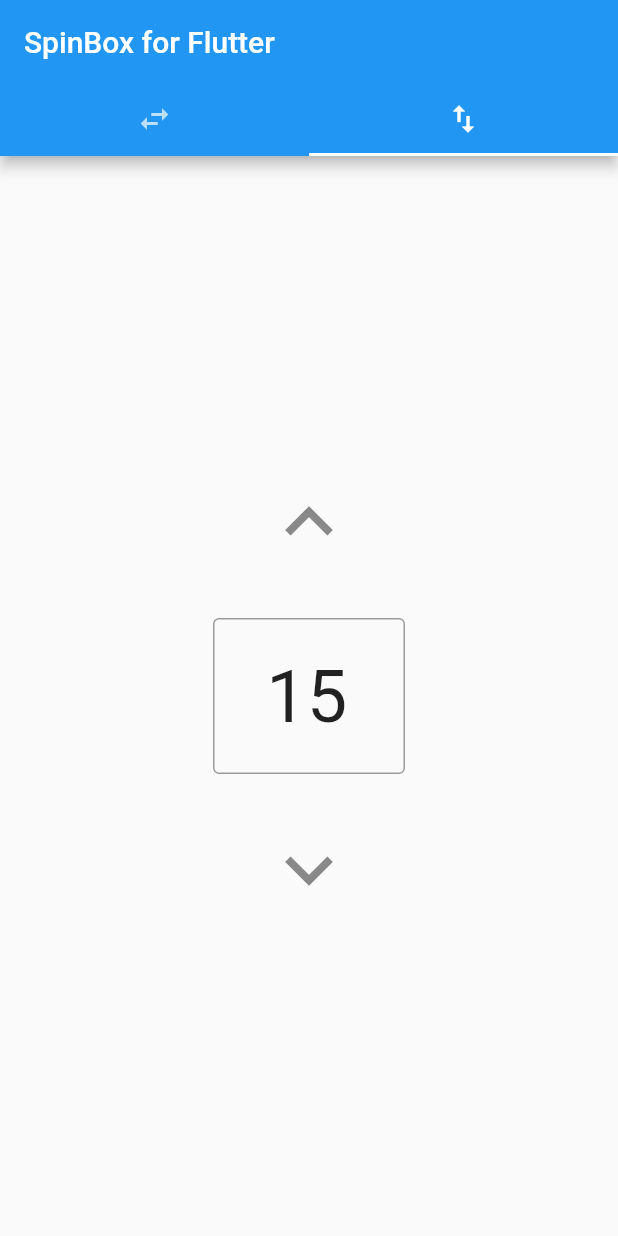
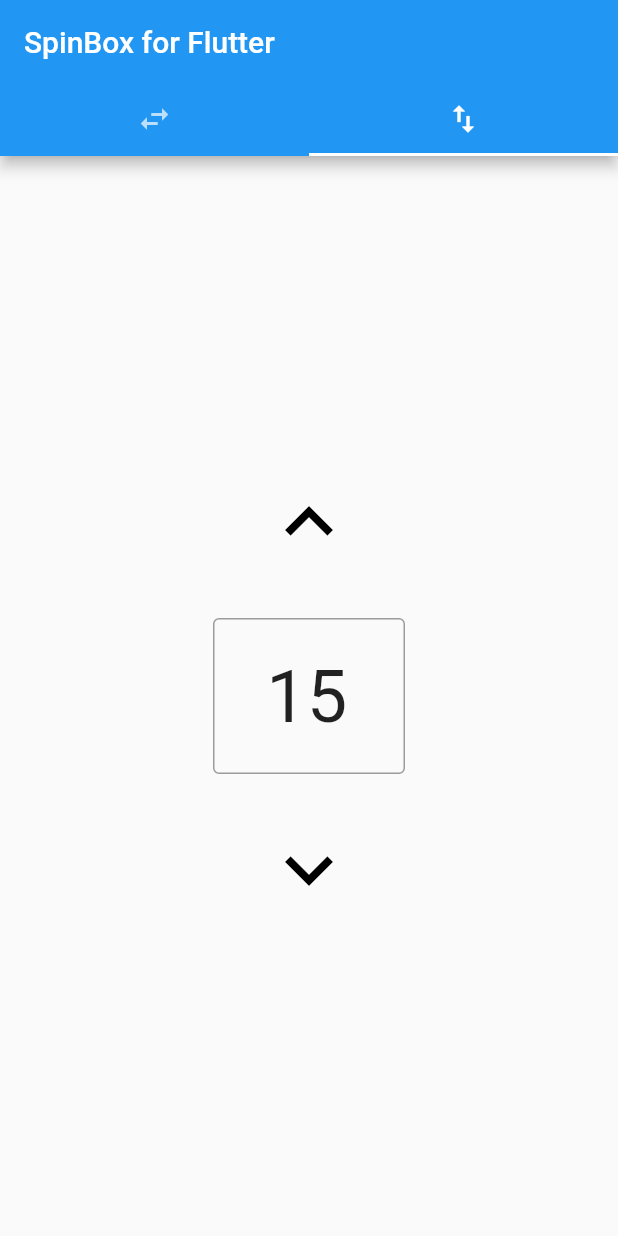
Before and after one commit to ubuntu-flutter-community/flutter_spinbox, a Flutter app: the screen it shows after launch, tab 2 chosen, on a phone screen of 412 x 824 dp. Run offline on Flutter 3.47's test engine with Material 2 defaults, Android fonts, the phone set to English and light mode, and no system bars.

Commit message:
Add SpinBox.iconColor & SpinBoxTheme.iconColor
Close: #26

````diff
--- a/example/lib/main.dart
+++ b/example/lib/main.dart
@@ -111,6 +111,18 @@ class VerticalSpinBoxPage extends StatelessWidget {
                   textStyle: TextStyle(fontSize: 48),
                   incrementIcon: Icon(Icons.keyboard_arrow_up, size: 64),
                   decrementIcon: Icon(Icons.keyboard_arrow_down, size: 64),
+                  iconColor: MaterialStateProperty.resolveWith((states) {
+                    if (states.contains(MaterialState.disabled)) {
+                      return Colors.grey;
+                    }
+                    if (states.contains(MaterialState.error)) {
+                      return Colors.red;
+                    }
+                    if (states.contains(MaterialState.focused)) {
+                      return Colors.blue;
+                    }
+                    return Colors.black;
+                  }),
                   decoration: InputDecoration(
                     border: OutlineInputBorder(),
                     contentPadding: const EdgeInsets.all(24),
--- a/lib/material.dart
+++ b/lib/material.dart
@@ -21,3 +21,4 @@
 // SOFTWARE.
 
 export 'src/material/spin_box.dart';
+export 'src/material/spin_box_theme.dart';
--- a/lib/src/material/spin_box.dart
+++ b/lib/src/material/spin_box.dart
@@ -23,10 +23,9 @@
 import 'dart:math';
 
 import 'package:flutter/material.dart';
-import 'package:flutter/rendering.dart';
-import 'package:flutter/services.dart';
 
 import '../base_spin_box.dart';
+import 'spin_box_theme.dart';
 import 'spin_button.dart';
 
 /// A material design spinbox.
@@ -68,6 +67,7 @@ class SpinBox extends BaseSpinBox {
     this.keyboardAppearance,
     Icon? incrementIcon,
     Icon? decrementIcon,
+    this.iconColor,
     this.showButtons = true,
     this.direction = Axis.horizontal,
     this.textAlign = TextAlign.center,
@@ -173,6 +173,12 @@ class SpinBox extends BaseSpinBox {
   /// Defaults to [Icons.remove].
   final Icon decrementIcon;
 
+  /// The color to use for [incrementIcon] and [decrementIcon].
+  ///
+  /// If `null`, then the value of [SpinBoxThemeData.iconColor] is used. If
+  /// that is also `null`, then pre-defined defaults are used.
+  final MaterialStateProperty<Color?>? iconColor;
+
   /// Whether the increment and decrement buttons are shown.
   ///
   /// Defaults to `true`.
@@ -246,7 +252,7 @@ class _SpinBoxState extends BaseSpinBoxState<SpinBox> {
     if (hasFocus) {
       switch (theme.brightness) {
         case Brightness.dark:
-          return theme.accentColor;
+          return theme.colorScheme.secondary;
         case Brightness.light:
           return theme.primaryColor;
       }
@@ -286,7 +292,24 @@ class _SpinBoxState extends BaseSpinBoxState<SpinBox> {
 
     final errorText =
         decoration.errorText ?? widget.validator?.call(controller.text);
-    final iconColor = _iconColor(theme, errorText);
+
+    final spinBoxTheme = SpinBoxTheme.of(context);
+
+    final iconColor = widget.iconColor ??
+        spinBoxTheme?.iconColor ??
+        MaterialStateProperty.all(_iconColor(theme, errorText));
+
+    final states = <MaterialState>{
+      if (!widget.enabled) MaterialState.disabled,
+      if (hasFocus) MaterialState.focused,
+      if (errorText != null) MaterialState.error,
+    };
+
+    final decrementStates = Set<MaterialState>.of(states);
+    if (value <= widget.min) decrementStates.add(MaterialState.disabled);
+
+    final incrementStates = Set<MaterialState>.of(states);
+    if (value >= widget.max) incrementStates.add(MaterialState.disabled);
 
     var bottom = 0.0;
     final isHorizontal = widget.direction == Axis.horizontal;
@@ -344,7 +367,7 @@ class _SpinBoxState extends BaseSpinBoxState<SpinBox> {
 
     final incrementButton = SpinButton(
       step: widget.step,
-      color: iconColor,
+      color: iconColor.resolve(incrementStates),
       icon: widget.incrementIcon,
       enabled: widget.enabled && value < widget.max,
       interval: widget.interval,
@@ -356,7 +379,7 @@ class _SpinBoxState extends BaseSpinBoxState<SpinBox> {
 
     final decrementButton = SpinButton(
       step: widget.step,
-      color: iconColor,
+      color: iconColor.resolve(decrementStates),
       icon: widget.decrementIcon,
       enabled: widget.enabled && value > widget.min,
       interval: widget.interval,
--- /dev/null
+++ b/lib/src/material/spin_box_theme.dart
@@ -0,0 +1,93 @@
+import 'package:flutter/foundation.dart';
+import 'package:flutter/material.dart';
+
+/// Defines default property values for descendant [SpinBox] widgets.
+///
+/// Descendant widgets obtain the current [SpinBoxThemeData] object using
+/// `SpinBoxTheme.of(context)`. Instances of [SpinBoxThemeData] can be
+/// customized with [SpinBoxThemeData.copyWith].
+///
+/// All [SpinBoxThemeData] properties are `null` by default. When null, the
+/// [SpinBox] will provide its own defaults based on the overall [Theme]'s
+/// colorScheme. See the individual [SpinBox] properties for details.
+@immutable
+class SpinBoxThemeData with Diagnosticable {
+  /// Creates a theme that can be used for [SpinBoxTheme.data].
+  const SpinBoxThemeData({this.iconColor});
+
+  /// The color to use for [SpinBox.incrementIcon] and [SpinBox.decrementIcon].
+  ///
+  /// Resolves in the following states:
+  ///  * [MaterialState.focused].
+  ///  * [MaterialState.disabled].
+  ///  * [MaterialState.error].
+  ///
+  /// If specified, overrides the default value of [SpinBox.iconColor].
+  final MaterialStateProperty<Color?>? iconColor;
+
+  /// Creates a copy of this object but with the given fields replaced with the
+  /// new values.
+  SpinBoxThemeData copyWith({MaterialStateProperty<Color?>? iconColor}) {
+    return SpinBoxThemeData(iconColor: iconColor ?? this.iconColor);
+  }
+
+  @override
+  int get hashCode => iconColor.hashCode;
+
+  @override
+  bool operator ==(Object other) {
+    if (identical(this, other)) return true;
+    if (other.runtimeType != runtimeType) return false;
+    return other is SpinBoxThemeData && other.iconColor == iconColor;
+  }
+
+  @override
+  void debugFillProperties(DiagnosticPropertiesBuilder properties) {
+    super.debugFillProperties(properties);
+    properties.add(
+      DiagnosticsProperty<MaterialStateProperty<Color?>>(
+        'iconColor',
+        iconColor,
+        defaultValue: null,
+      ),
+    );
+  }
+}
+
+/// Applies a theme to descendant [SpinBox] widgets.
+///
+/// Descendant widgets obtain the current [SpinBoxTheme] object using
+/// [SpinBoxTheme.of]. When a widget uses [SpinBoxTheme.of], it is
+/// automatically rebuilt if the theme later changes.
+///
+/// See also:
+///
+///  * [SpinBoxThemeData], which describes the actual configuration of a
+///  spinbox theme.
+class SpinBoxTheme extends InheritedWidget {
+  /// Constructs a checkbox theme that configures all descendant [SpinBox]
+  /// widgets.
+  const SpinBoxTheme({
+    Key? key,
+    required this.data,
+    required Widget child,
+  }) : super(key: key, child: child);
+
+  /// The properties used for all descendant [SpinBox] widgets.
+  final SpinBoxThemeData data;
+
+  /// Returns the configuration [data] from the closest [SpinBoxTheme]
+  /// ancestor. If there is no ancestor, it returns `null`.
+  ///
+  /// Typical usage is as follows:
+  ///
+  /// ```dart
+  /// SpinBoxThemeData theme = SpinBoxTheme.of(context);
+  /// ```
+  static SpinBoxThemeData? of(BuildContext context) {
+    return context.dependOnInheritedWidgetOfExactType<SpinBoxTheme>()?.data;
+  }
+
+  @override
+  bool updateShouldNotify(SpinBoxTheme oldWidget) => data != oldWidget.data;
+}
--- a/lib/src/material/spin_button.dart
+++ b/lib/src/material/spin_button.dart
@@ -61,6 +61,7 @@ class SpinButton extends StatelessWidget {
         child: IconButton(
           icon: icon,
           color: color,
+          disabledColor: color,
           iconSize: icon.size ?? 24,
           onPressed: enabled ? () => onStep(step) : null,
         ),
````
